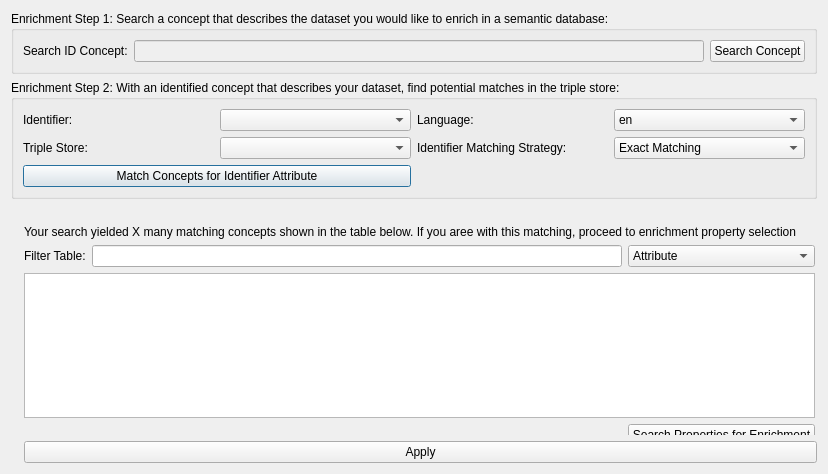
Above: dialogs/ui/whattoenrichdialog.ui from sparqlunicorn/sparqlunicornGoesGIS before the change. Below: the same form after it.
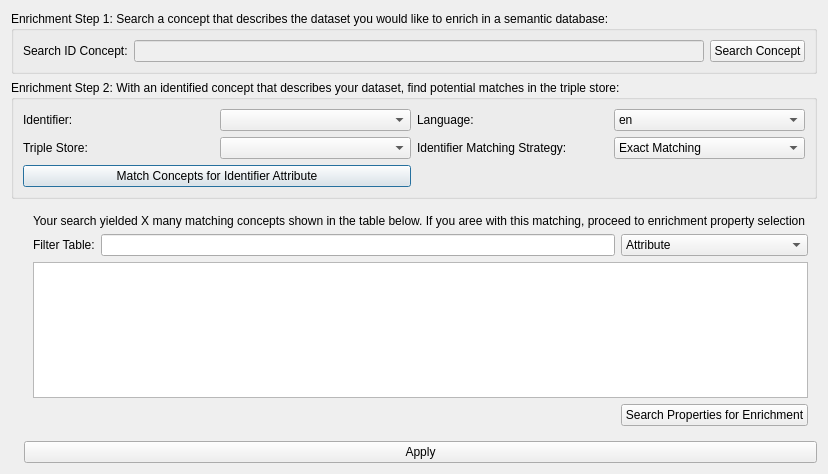
That is the form after the change. The open tabs and pages were chosen to show the change.

Patch:
```diff
--- a/dialogs/ui/whattoenrichdialog.ui
+++ b/dialogs/ui/whattoenrichdialog.ui
@@ -1064,15 +1064,6 @@
      </property>
      <widget class="QWidget" name="emptyTab"/>
      <widget class="QWidget" name="matchingConceptsTab">
-      <widget class="QWidget" name="gridLayoutWidget_2">
-       <property name="geometry">
-        <rect>
-         <x>0</x>
-         <y>20</y>
-         <width>791</width>
-         <height>221</height>
-        </rect>
-       </property>
        <layout class="QGridLayout" name="gridLayout_5">
         <item row="0" column="0" colspan="3">
          <widget class="QLabel" name="label_4">
@@ -1140,7 +1131,6 @@
          </widget>
         </item>
        </layout>
-      </widget>
      </widget>
      <widget class="QWidget" name="chooseEnrichmentPropertiesTab">
       <widget class="QWidget" name="gridLayoutWidget">
```
Left out of the diff: 10 changed lines with no effect on the pictures.
